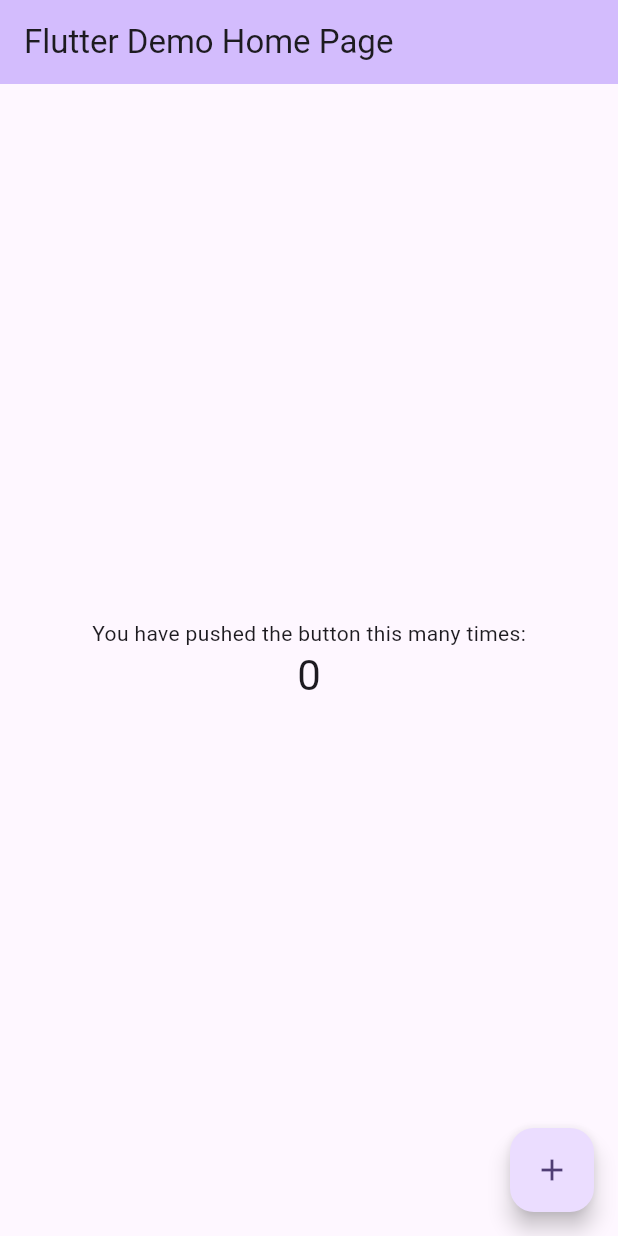
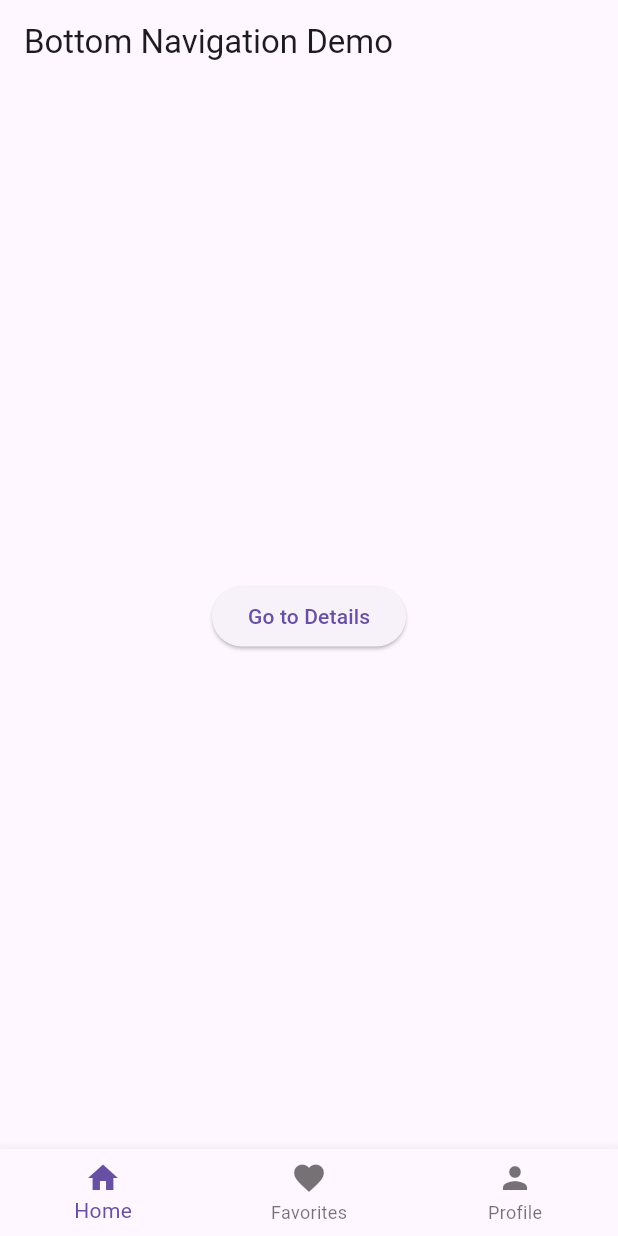
Before and after one commit to Bontu3492/Mobile-app-assignment, a Flutter app: the screen it shows after launch, on a phone screen of 412 x 824 dp. Run offline on Flutter 3.47's test engine with Material 3 defaults, Android fonts, the light colour scheme and no system bars.

Commit message:
adding the saved

```diff
--- a/lib/main.dart
+++ b/lib/main.dart
@@ -1,122 +1,116 @@
 import 'package:flutter/material.dart';
 
-void main() {
-  runApp(const MyApp());
-}
+void main() => runApp(BottomNavApp());
 
-class MyApp extends StatelessWidget {
-  const MyApp({super.key});
+class BottomNavApp extends StatelessWidget {
+  const BottomNavApp({super.key});
 
-  // This widget is the root of your application.
   @override
   Widget build(BuildContext context) {
     return MaterialApp(
-      title: 'Flutter Demo',
-      theme: ThemeData(
-        // This is the theme of your application.
-        //
-        // TRY THIS: Try running your application with "flutter run". You'll see
-        // the application has a purple toolbar. Then, without quitting the app,
-        // try changing the seedColor in the colorScheme below to Colors.green
-        // and then invoke "hot reload" (save your changes or press the "hot
-        // reload" button in a Flutter-supported IDE, or press "r" if you used
-        // the command line to start the app).
-        //
-        // Notice that the counter didn't reset back to zero; the application
-        // state is not lost during the reload. To reset the state, use hot
-        // restart instead.
-        //
-        // This works for code too, not just values: Most code changes can be
-        // tested with just a hot reload.
-        colorScheme: .fromSeed(seedColor: Colors.deepPurple),
-      ),
-      home: const MyHomePage(title: 'Flutter Demo Home Page'),
+      debugShowCheckedModeBanner: false,
+      title: 'Bottom Navigation',
+      theme: ThemeData(primarySwatch: Colors.green),
+      home: MainScreen(),
     );
   }
 }
 
-class MyHomePage extends StatefulWidget {
-  const MyHomePage({super.key, required this.title});
-
-  // This widget is the home page of your application. It is stateful, meaning
-  // that it has a State object (defined below) that contains fields that affect
-  // how it looks.
-
-  // This class is the configuration for the state. It holds the values (in this
-  // case the title) provided by the parent (in this case the App widget) and
-  // used by the build method of the State. Fields in a Widget subclass are
-  // always marked "final".
-
-  final String title;
+class MainScreen extends StatefulWidget {
+  const MainScreen({super.key});
 
   @override
-  State<MyHomePage> createState() => _MyHomePageState();
+  State<MainScreen> createState() => _MainScreenState();
 }
 
-class _MyHomePageState extends State<MyHomePage> {
-  int _counter = 0;
+class _MainScreenState extends State<MainScreen> {
+  int _selectedIndex = 0;
 
-  void _incrementCounter() {
+  static List<Widget> _screens = <Widget>[
+    HomeScreen(),
+    FavoritesScreen(),
+    ProfileScreen(),
+  ];
+
+  void _onItemTapped(int index) {
     setState(() {
-      // This call to setState tells the Flutter framework that something has
-      // changed in this State, which causes it to rerun the build method below
-      // so that the display can reflect the updated values. If we changed
-      // _counter without calling setState(), then the build method would not be
-      // called again, and so nothing would appear to happen.
-      _counter++;
+      _selectedIndex = index;
     });
   }
 
   @override
   Widget build(BuildContext context) {
-    // This method is rerun every time setState is called, for instance as done
-    // by the _incrementCounter method above.
-    //
-    // The Flutter framework has been optimized to make rerunning build methods
-    // fast, so that you can just rebuild anything that needs updating rather
-    // than having to individually change instances of widgets.
     return Scaffold(
-      appBar: AppBar(
-        // TRY THIS: Try changing the color here to a specific color (to
-        // Colors.amber, perhaps?) and trigger a hot reload to see the AppBar
-        // change color while the other colors stay the same.
-        backgroundColor: Theme.of(context).colorScheme.inversePrimary,
-        // Here we take the value from the MyHomePage object that was created by
-        // the App.build method, and use it to set our appbar title.
-        title: Text(widget.title),
-      ),
-      body: Center(
-        // Center is a layout widget. It takes a single child and positions it
-        // in the middle of the parent.
-        child: Column(
-          // Column is also a layout widget. It takes a list of children and
-          // arranges them vertically. By default, it sizes itself to fit its
-          // children horizontally, and tries to be as tall as its parent.
-          //
-          // Column has various properties to control how it sizes itself and
-          // how it positions its children. Here we use mainAxisAlignment to
-          // center the children vertically; the main axis here is the vertical
-          // axis because Columns are vertical (the cross axis would be
-          // horizontal).
-          //
-          // TRY THIS: Invoke "debug painting" (choose the "Toggle Debug Paint"
-          // action in the IDE, or press "p" in the console), to see the
-          // wireframe for each widget.
-          mainAxisAlignment: .center,
-          children: [
-            const Text('You have pushed the button this many times:'),
-            Text(
-              '$_counter',
-              style: Theme.of(context).textTheme.headlineMedium,
-            ),
-          ],
-        ),
-      ),
-      floatingActionButton: FloatingActionButton(
-        onPressed: _incrementCounter,
-        tooltip: 'Increment',
-        child: const Icon(Icons.add),
+      appBar: AppBar(title: Text('Bottom Navigation Demo')),
+      body: _screens[_selectedIndex],
+      bottomNavigationBar: BottomNavigationBar(
+        currentIndex: _selectedIndex,
+        onTap: _onItemTapped,
+        items: <BottomNavigationBarItem>[
+          BottomNavigationBarItem(icon: Icon(Icons.home), label: 'Home'),
+          BottomNavigationBarItem(
+            icon: Icon(Icons.favorite),
+            label: 'Favorites',
+          ),
+          BottomNavigationBarItem(icon: Icon(Icons.person), label: 'Profile'),
+        ],
       ),
     );
   }
 }
+
+class HomeScreen extends StatelessWidget {
+  const HomeScreen({super.key});
+
+  @override
+  Widget build(BuildContext context) {
+    return Center(
+      child: ElevatedButton(
+        child: Text("Go to Details"),
+        onPressed: () {
+          Navigator.push(
+            context,
+            MaterialPageRoute(builder: (context) => DetailsScreen()),
+          );
+        },
+      ),
+    );
+  }
+}
+
+class DetailsScreen extends StatelessWidget {
+  const DetailsScreen({super.key});
+
+  @override
+  Widget build(BuildContext context) {
+    return Scaffold(
+      appBar: AppBar(title: Text('Details')),
+      body: Center(
+        child: ElevatedButton(
+          child: Text("Go Back"),
+          onPressed: () {
+            Navigator.pop(context);
+          },
+        ),
+      ),
+    );
+  }
+}
+
+class FavoritesScreen extends StatelessWidget {
+  const FavoritesScreen({super.key});
+
+  @override
+  Widget build(BuildContext context) {
+    return Center(child: Text('Your favorite items appear here.'));
+  }
+}
+
+class ProfileScreen extends StatelessWidget {
+  const ProfileScreen({super.key});
+
+  @override
+  Widget build(BuildContext context) {
+    return Center(child: Text('User profile information.'));
+  }
+}
```
